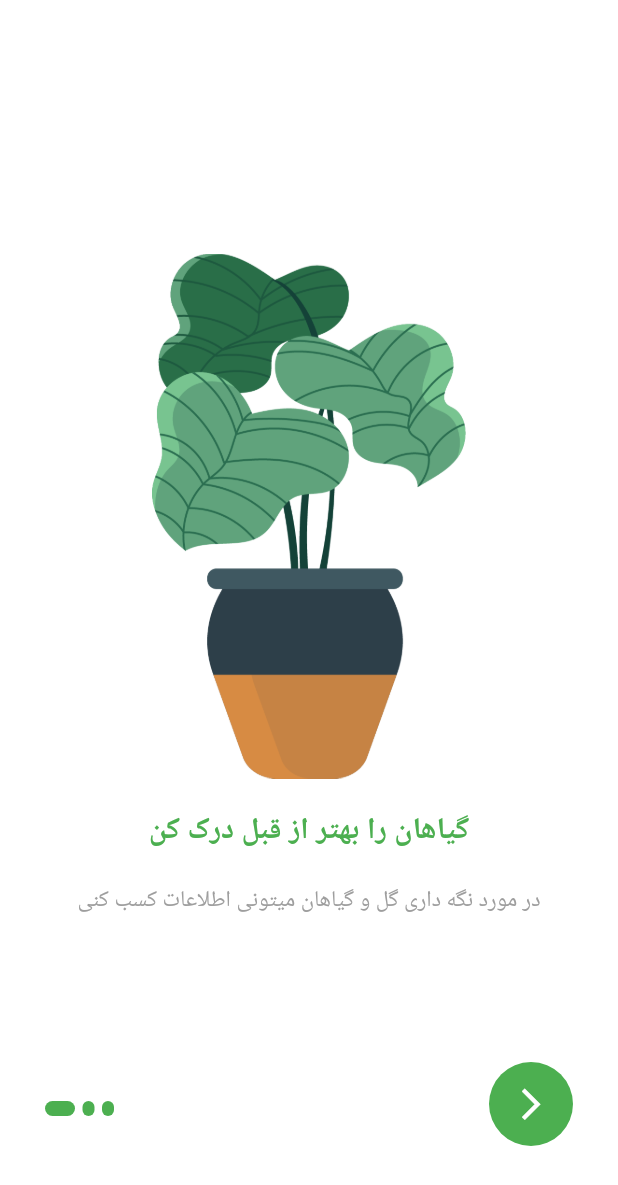
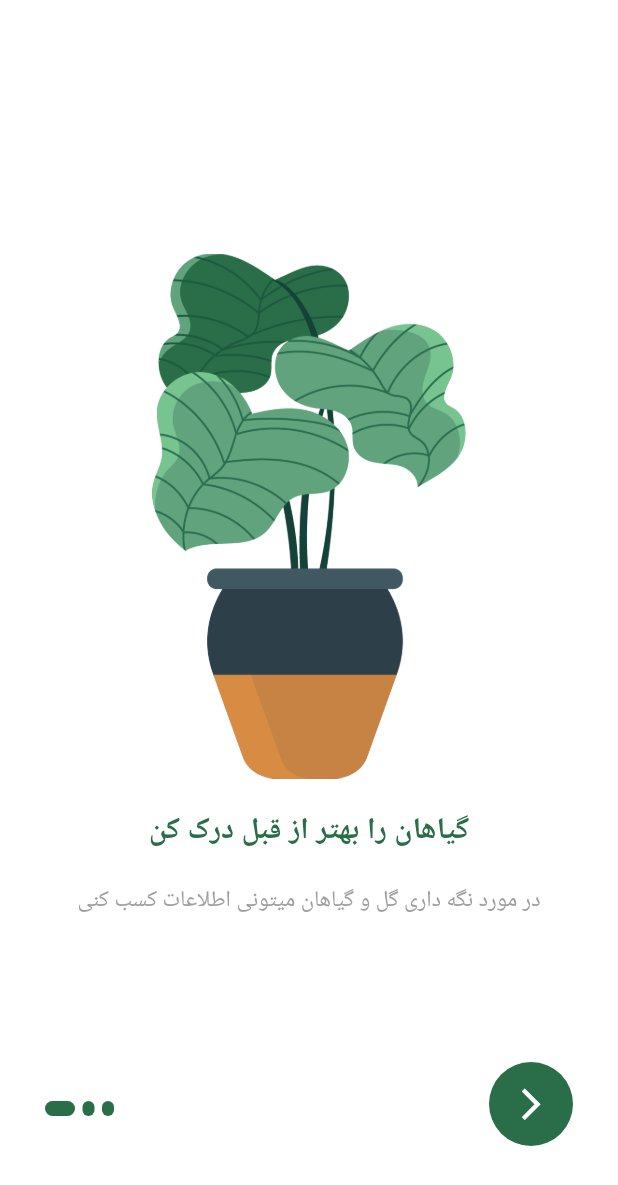
Before and after one commit to saeedgazeran/plant_app, a Flutter app: the screen it shows after launch, on a phone screen of 412 x 824 dp. Shown: the top 1185 px of the screen. Run offline on Flutter 3.47's test engine with Material 3 defaults, Android fonts, the phone set to English and light mode, and no system bars; Roboto replaces fonts that are missing (bYekan, iranSans).

Commit message:
Edit Colors and Buttons

```diff
--- a/lib/const/constants.dart
+++ b/lib/const/constants.dart
@@ -1,13 +1,16 @@
 import 'package:flutter/material.dart';
 
 class Constants {
-  static Color primaryColor = Colors.green;
+  static Color primaryColor = Color(0XFF296E48);
   static Color blackColor = Colors.black;
 
   static String titleOne = "گیاهان را بهتر از قبل درک کن";
-  static String descriptionOne = "در مورد نگه داری گل و گیاهان میتونی اطلاعات کسب کنی";
+  static String descriptionOne =
+      "در مورد نگه داری گل و گیاهان میتونی اطلاعات کسب کنی";
   static String titleTwo = "با گیاهان جدید آشنا شو";
-  static String descriptionTwo = "رز مشکی یا گل رز دوست داری؟ اینجا میتونی پیداش کنی";
+  static String descriptionTwo =
+      "رز مشکی یا گل رز دوست داری؟ اینجا میتونی پیداش کنی";
   static String titleThree = "با یک گل بهار نمیشود، گل بکار";
-  static String descriptionThree = "هر گلی نیاز داشته باشید در این اپلیکیشن پیدا میکنید";
+  static String descriptionThree =
+      "هر گلی نیاز داشته باشید در این اپلیکیشن پیدا میکنید";
 }
```
